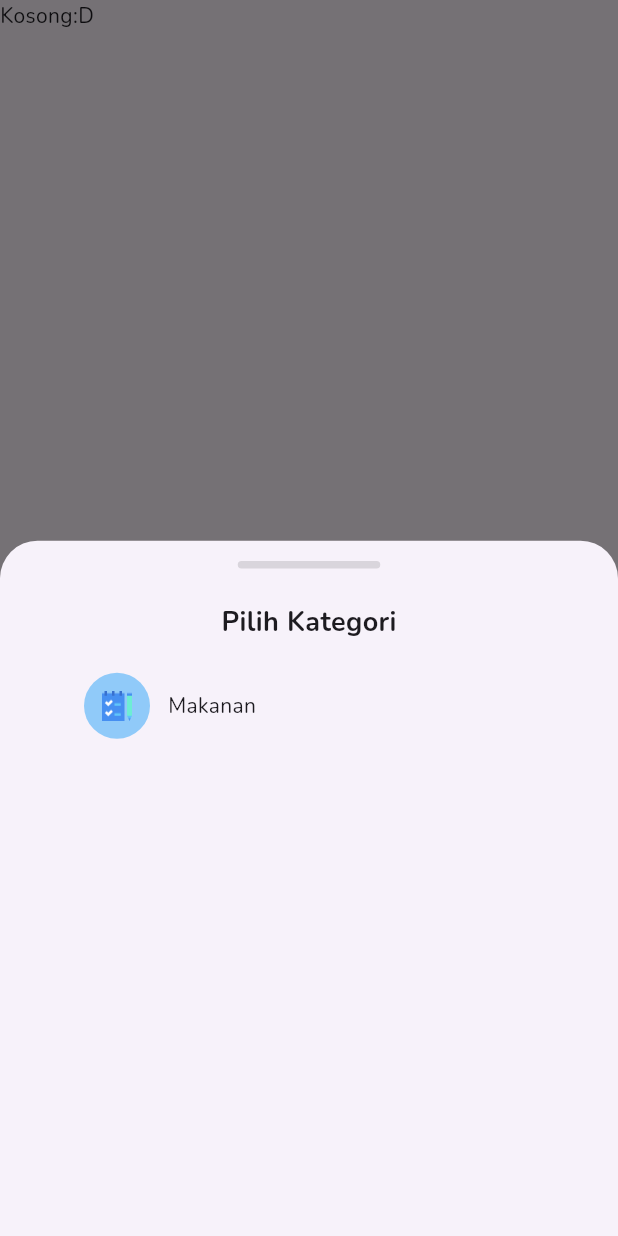
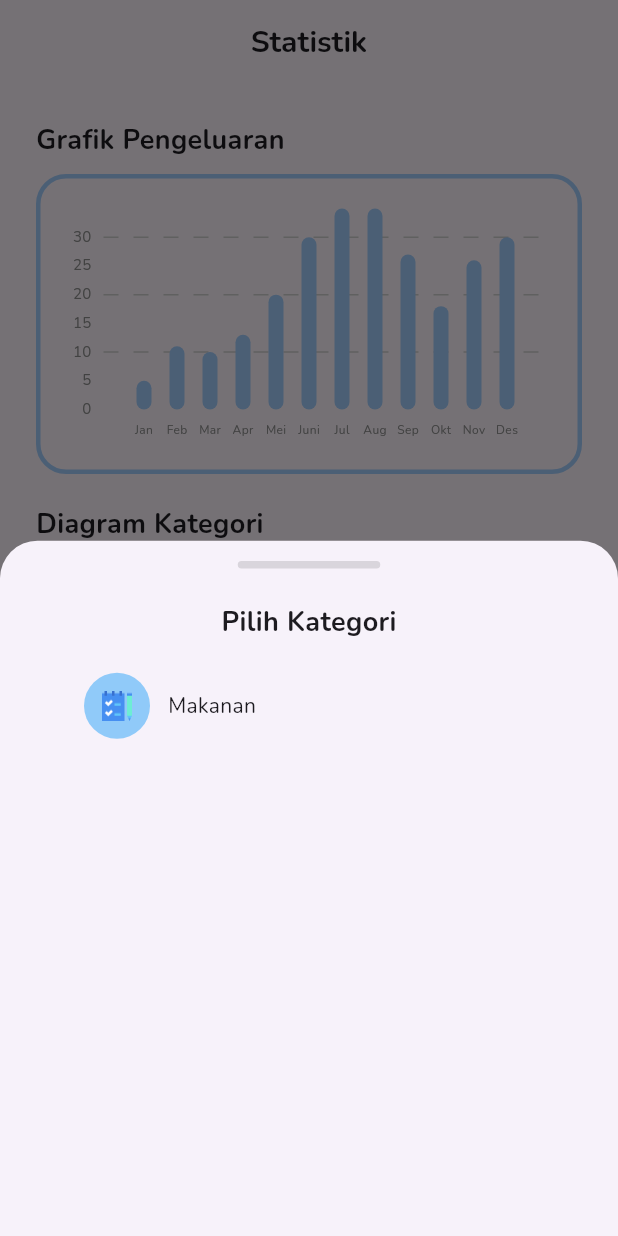
Before and after one commit to Reza1290/budgetin-app, a Flutter app: the screen it shows after launch, item 3 of the bottom bar chosen, after a tap on the "add" icon, on a phone screen of 412 x 824 dp. Run offline on Flutter 3.47's test engine with Material 3 defaults, Android fonts, the phone set to English and light mode, and no system bars; drawn by our look-alikes of fl_chart; our stand-ins replace charts_flutter, drift, flutter_slidable; missing offline and left inert: dart:ffi; accounts and stored records are empty; generated files the repository leaves out were written again; network calls fail.

Commit message:
edit riwayat transaksi, membuat halaman statistik

```diff
--- a/lib/main_ori.dart
+++ b/lib/main_ori.dart
@@ -7,6 +7,7 @@ class MyApp extends StatelessWidget {
 
   @override
   Widget build(BuildContext context) {
+
     return MaterialApp(
       title: 'Budgetin',
       // Set Raleway as the default app font.
--- a/lib/models/dummy.dart
+++ b/lib/models/dummy.dart
@@ -1,3 +1,6 @@
+import 'package:charts_flutter/flutter.dart' as charts;
+import 'package:flutter/material.dart';
+
 class Riwayat{
   String title;
   String tanggal;
@@ -18,3 +21,76 @@ var riwayatList =[
   Riwayat(title: "Belanja", tanggal: "1 Juni 2023", money: "30.000"),
   Riwayat(title: "Baju", tanggal: "1 Juni 2023", money: "20.000")
   ];
+
+
+  class PlayerSeries {
+  final String month;
+  final int pengeluaran;
+  final charts.Color barColor;
+
+  PlayerSeries(
+      {required this.month, required this.pengeluaran, required this.barColor});
+}
+
+final List<PlayerSeries> data = [
+    PlayerSeries(
+      month: "Jan",
+      pengeluaran: 13,
+      barColor: charts.ColorUtil.fromDartColor(Color(0xFFA4CEFF)),
+    ),
+    PlayerSeries(
+      month: "Feb",
+      pengeluaran: 6,
+      barColor: charts.ColorUtil.fromDartColor(Color(0xFFA4CEFF)),
+    ),
+    PlayerSeries(
+      month: "Mar",
+      pengeluaran: 15,
+      barColor: charts.ColorUtil.fromDartColor(Color(0xFFA4CEFF)),
+    ),
+    PlayerSeries(
+      month: "Apr",
+      pengeluaran: 12,
+      barColor: charts.ColorUtil.fromDartColor(Color(0xFFA4CEFF)),
+    ),
+    PlayerSeries(
+      month: "Mei",
+      pengeluaran: 13,
+      barColor: charts.ColorUtil.fromDartColor(Color(0xFFA4CEFF)),
+    ),
+    PlayerSeries(
+      month: "Jun",
+      pengeluaran: 5,
+      barColor: charts.ColorUtil.fromDartColor(Color(0xFFA4CEFF)),
+    ),
+    PlayerSeries(
+      month: "Jul",
+      pengeluaran: 9,
+      barColor: charts.ColorUtil.fromDartColor(Color(0xFFA4CEFF)),
+    ),
+    PlayerSeries(
+      month: "Aug",
+      pengeluaran: 19,
+      barColor: charts.ColorUtil.fromDartColor(Color(0xFFA4CEFF)),
+    ),
+    PlayerSeries(
+      month: "Sep",
+      pengeluaran: 8,
+      barColor: charts.ColorUtil.fromDartColor(Color(0xFFA4CEFF)),
+    ),
+    PlayerSeries(
+      month: "Okt",
+      pengeluaran: 11,
+      barColor: charts.ColorUtil.fromDartColor(Color(0xFFA4CEFF)),
+    ),
+    PlayerSeries(
+      month: "Nov",
+      pengeluaran: 13,
+      barColor: charts.ColorUtil.fromDartColor(Color(0xFFA4CEFF)),
+    ),
+    PlayerSeries(
+      month: "Des",
+      pengeluaran: 8,
+      barColor: charts.ColorUtil.fromDartColor(Color(0xFFA4CEFF)),
+    ),
+  ];
--- a/lib/screens/mainscreen.dart
+++ b/lib/screens/mainscreen.dart
@@ -2,6 +2,7 @@ import 'package:budgetin/models/nav.dart';
 import 'package:budgetin/screens/add_transaksi.dart';
 import 'package:budgetin/screens/homepage.dart';
 import 'package:budgetin/screens/riwayat_transaksi_page.dart';
+import 'package:budgetin/screens/statistik_page.dart';
 import 'package:budgetin/widgets/navbar.dart';
 import 'package:flutter/cupertino.dart';
 import 'package:flutter/material.dart';
@@ -30,7 +31,7 @@ class _MainScreenState extends State<MainScreen> {
     items = [
       Nav(page: const HomePage(), navKey: homeNavKey),
       Nav(page: const RiwayatTransaksiPage(), navKey: historyNavKey),
-      Nav(page: const TabPage(tab: 3), navKey: reportNavKey),
+      Nav(page: const StatisticPage(), navKey: reportNavKey),
       Nav(page: const TabPage(tab: 4), navKey: faqNavKey),
     ];
   }
--- /dev/null
+++ b/lib/screens/statistik_page.dart
@@ -0,0 +1,321 @@
+import 'package:budgetin/them.dart';
+import 'package:flutter/material.dart';
+import 'package:fl_chart/fl_chart.dart';
+
+class StatisticPage extends StatefulWidget {
+  const StatisticPage({Key? key});
+
+  final List<Color> availableColors = const <Color>[
+    Colors.purple,
+    Colors.yellow,
+    Colors.blue,
+    Colors.red,
+    Colors.orange,
+    Colors.pink,
+  ];
+
+  @override
+  State<StatisticPage> createState() => _StatisticPageState();
+}
+
+class _StatisticPageState extends State<StatisticPage> {
+  final Duration animDuration = const Duration(milliseconds: 250);
+  int touchedIndex = -1;
+
+  @override
+  Widget build(BuildContext context) {
+    return Scaffold(
+      appBar: AppBar(
+        title: Text(
+          'Statistik',
+          style: TextStyle(fontWeight: FontWeight.bold, fontSize: 20),
+        ),
+        centerTitle: true,
+      ),
+      body: Padding(
+        padding: EdgeInsets.all(24),
+        child: Column(
+          crossAxisAlignment: CrossAxisAlignment.start,
+          children: [
+            Text(
+              "Grafik Pengeluaran",
+              style: TextStyle(fontSize: 18, fontWeight: FontWeight.bold),
+            ),
+            SizedBox(
+              height: 10,
+            ),
+            Container(
+              height: 200,
+              decoration: BoxDecoration(
+                borderRadius: BorderRadius.circular(20),
+                border: Border.all(color: Color(0xFFA4CEFF), width: 3),
+              ),
+              child: Padding(
+                padding: const EdgeInsets.only(top: 20, right: 20),
+                child: AspectRatio(
+                  aspectRatio: 2,
+                  child: Stack(
+                    children: [
+                      Column(
+                        children: [
+                          Expanded(
+                            child: BarChart(
+                              mainBarData(),
+                              swapAnimationDuration: animDuration,
+                            ),
+                          ),
+                          const SizedBox(
+                            height: 12,
+                          ),
+                        ],
+                      ),
+                    ],
+                  ),
+                ),
+              ),
+            ),
+            SizedBox(
+              height: 20,
+            ),
+            Text("Diagram Kategori",style: TextStyle(fontSize: 18, fontWeight: FontWeight.bold)),
+            SizedBox(
+              height: 10,
+            ),
+            Container(
+                height: 200,
+                decoration: BoxDecoration(
+                  borderRadius: BorderRadius.circular(20),
+                  border: Border.all(color: Color(0xFFA4CEFF), width: 3),
+                ))
+          ],
+        ),
+      ),
+    );
+  }
+
+  BarChartGroupData makeGroupData(
+    int x,
+    double y, {
+    bool isTouched = false,
+    Color? barColor,
+    double width = 10,
+    List<int> showTooltips = const [],
+  }) {
+    return BarChartGroupData(
+      x: x,
+      barRods: [
+        BarChartRodData(
+          toY: y,
+          color: isTouched ? Colors.amber : Color(0xFFA4CEFF),
+          width: width,
+        ),
+      ],
+      showingTooltipIndicators: showTooltips,
+    );
+  }
+
+  List<BarChartGroupData> showingGroups() => List.generate(12, (i) {
+        switch (i) {
+          case 0:
+            return makeGroupData(0, 5, isTouched: i == touchedIndex);
+          case 1:
+            return makeGroupData(1, 11, isTouched: i == touchedIndex);
+          case 2:
+            return makeGroupData(2, 10, isTouched: i == touchedIndex);
+          case 3:
+            return makeGroupData(3, 13, isTouched: i == touchedIndex);
+          case 4:
+            return makeGroupData(4, 20, isTouched: i == touchedIndex);
+          case 5:
+            return makeGroupData(5, 30, isTouched: i == touchedIndex);
+          case 6:
+            return makeGroupData(6, 35, isTouched: i == touchedIndex);
+          case 7:
+            return makeGroupData(7, 35, isTouched: i == touchedIndex);
+          case 8:
+            return makeGroupData(8, 27, isTouched: i == touchedIndex);
+          case 9:
+            return makeGroupData(9, 18, isTouched: i == touchedIndex);
+          case 10:
+            return makeGroupData(10, 26, isTouched: i == touchedIndex);
+          case 11:
+            return makeGroupData(11, 30, isTouched: i == touchedIndex);
+          default:
+            throw Error();
+        }
+      });
+
+  BarChartData mainBarData() {
+    return BarChartData(
+      alignment: BarChartAlignment.center,
+      groupsSpace: 12,
+      barTouchData: BarTouchData(
+        touchTooltipData: BarTouchTooltipData(
+          getTooltipColor: (_) => Colors.blueGrey,
+          tooltipHorizontalAlignment: FLHorizontalAlignment.right,
+          tooltipMargin: -10,
+          getTooltipItem: (group, groupIndex, rod, rodIndex) {
+            String weekDay;
+            switch (group.x) {
+              case 0:
+                weekDay = 'January';
+                break;
+              case 1:
+                weekDay = 'February';
+                break;
+              case 2:
+                weekDay = 'March';
+                break;
+              case 3:
+                weekDay = 'April';
+                break;
+              case 4:
+                weekDay = 'May';
+                break;
+              case 5:
+                weekDay = 'June';
+                break;
+              case 6:
+                weekDay = 'July';
+                break;
+              case 7:
+                weekDay = 'August';
+                break;
+              case 8:
+                weekDay = 'September';
+                break;
+              case 9:
+                weekDay = 'October';
+                break;
+              case 10:
+                weekDay = 'November';
+                break;
+              case 11:
+                weekDay = 'December';
+                break;
+
+              default:
+                throw Error();
+            }
+            return BarTooltipItem(
+              '$weekDay\n',
+              const TextStyle(
+                color: Colors.white,
+                fontWeight: FontWeight.bold,
+                fontSize: 15,
+              ),
+              children: <TextSpan>[
+                TextSpan(
+                  text: (rod.toY).toString(),
+                  style: const TextStyle(
+                    color: Colors.white, //widget.touchedBarColor,
+                    fontSize: 10,
+                    fontWeight: FontWeight.w400,
+                  ),
+                ),
+              ],
+            );
+          },
+        ),
+      ),
+      titlesData: FlTitlesData(
+        show: true,
+        bottomTitles: AxisTitles(
+          sideTitles: SideTitles(
+            showTitles: true,
+            reservedSize: 28,
+            getTitlesWidget: getTitles,
+          ),
+        ),
+        rightTitles: const AxisTitles(
+          sideTitles: SideTitles(
+            showTitles: false,
+          ),
+        ),
+        leftTitles: AxisTitles(
+          sideTitles: SideTitles(
+            showTitles: true,
+            getTitlesWidget: leftTitles,
+            interval: 5,
+            reservedSize: 42,
+          ),
+        ),
+        topTitles: const AxisTitles(
+          sideTitles: SideTitles(showTitles: false),
+        ),
+      ),
+      gridData: FlGridData(
+        show: true,
+        checkToShowHorizontalLine: (value) => value % 5 == 0,
+        getDrawingHorizontalLine: (value) => FlLine(
+          color: Color(0xFFD1D1D1),
+          strokeWidth: 1,
+          dashArray: [10],
+        ),
+        drawVerticalLine: false,
+      ),
+      borderData: FlBorderData(
+          border: Border(
+        top: BorderSide.none,
+        right: BorderSide.none,
+        left: BorderSide.none,
+        bottom: BorderSide.none,
+      )),
+      barGroups: showingGroups(),
+    );
+  }
+
+  Widget getTitles(double value, TitleMeta meta) {
+    const style = TextStyle(fontSize: 8, color: hitamPutih60);
+    String text;
+    switch (value.toInt()) {
+      case 0:
+        text = 'Jan';
+      case 1:
+        text = 'Feb';
+      case 2:
+        text = 'Mar';
+      case 3:
+        text = 'Apr';
+      case 4:
+        text = 'Mei';
+      case 5:
+        text = 'Juni';
+      case 6:
+        text = 'Jul';
+      case 7:
+        text = 'Aug';
+      case 8:
+        text = 'Sep';
+      case 9:
+        text = 'Okt';
+      case 10:
+        text = 'Nov';
+      case 11:
+        text = 'Des';
+      default:
+        return const Text('');
+    }
+    return SideTitleWidget(
+      axisSide: meta.axisSide,
+      child: Text(
+        text,
+        style: style,
+      ),
+    );
+  }
+
+  Widget leftTitles(double value, TitleMeta meta) {
+    if (value == meta.max) {
+      return Container();
+    }
+    const style = TextStyle(fontSize: 10, color: hitamPutih60);
+    return SideTitleWidget(
+      axisSide: meta.axisSide,
+      child: Text(
+        meta.formattedValue,
+        style: style,
+      ),
+    );
+  }
+}
--- a/lib/widgets/card_sisa_saldo.dart
+++ b/lib/widgets/card_sisa_saldo.dart
@@ -7,7 +7,8 @@ class CardSisaSaldo extends StatelessWidget {
   @override
   Widget build(BuildContext context) {
     return Container(
-      width: 293.0,
+      margin: EdgeInsets.symmetric(horizontal: 24),
+      width: MediaQuery.of(context).size.width*0.790,
       decoration: BoxDecoration(
         borderRadius: BorderRadius.circular(10),
         gradient: const LinearGradient(
@@ -54,14 +55,14 @@ class CardSisaSaldo extends StatelessWidget {
                   "Sisa Saldo",
                    15,
                    FontWeight.w600,
-                  putih30)
+                  hitamPutih30)
             ],
           ),
           _buildText(
               "Rp 5.000.000",
                24,
               FontWeight.w800,
-              putih30),
+              hitamPutih30),
           const SizedBox(
             height: 20,
           ),
--- a/lib/widgets/edit_transaksi.dart
+++ b/lib/widgets/edit_transaksi.dart
@@ -1,4 +1,5 @@
 import 'package:budgetin/widgets/calendar.dart';
+import 'package:budgetin/widgets/succes_alert.dart';
 import 'package:flutter/material.dart';
 
 class EditTransaksi extends StatefulWidget {
@@ -197,11 +198,14 @@ class _EditTransaksiState extends State<EditTransaksi> {
                 height: 45,
                 child: ElevatedButton(
                   onPressed: () {
+                    Navigator.pop(context);
                     setState(() {
                       isButtonPressed = true;
                     });
-                    _simpanTransaksi(context);
+                    return showSuccessAlert(context, "Transaksi berhasil disimpan!");
+                    // _simpanTransaksi(context);
                   },
+
                   style: ButtonStyle(
                     backgroundColor:
                         MaterialStateProperty.all<Color>(Colors.blue),
--- a/lib/widgets/filter.dart
+++ b/lib/widgets/filter.dart
@@ -33,7 +33,7 @@ class Filter extends StatelessWidget {
           child: Container(
             padding: const EdgeInsets.symmetric(horizontal: 20),
             decoration: BoxDecoration(
-              color: selectedService == index ? biruPrimary : null,
+              color: selectedService == index ? biru40 : null,
               border: selectedService == index
                   ? null
                   : Border.all(
@@ -46,7 +46,7 @@ class Filter extends StatelessWidget {
                 Service.all()[index],
                 12,
                 FontWeight.w600,
-                selectedService == index ? putih30 : const Color.fromRGBO(209, 209, 209, 1),
+                selectedService == index ? hitamPutih30 : const Color.fromRGBO(209, 209, 209, 1),
               ),
             ),
           ),
--- a/lib/widgets/riwayat.dart
+++ b/lib/widgets/riwayat.dart
@@ -1,3 +1,4 @@
+import 'package:budgetin/them.dart';
 import 'package:flutter/material.dart';
 
 class RiwayatTransaksi extends StatelessWidget {
@@ -20,16 +21,16 @@ class RiwayatTransaksi extends StatelessWidget {
                   height: 55.0,
                   width: 55.0,
                   decoration: BoxDecoration(
-                    color: const Color(0xFFF2F2F2),
+                    color: biru20,
                     borderRadius: const BorderRadius.all(Radius.circular(9)),
                     boxShadow: [
                       BoxShadow(
-                        color: Colors.grey.shade300,
+                        color: biru10,
                         spreadRadius: 1,
                         offset: const Offset(0, 1), // Bayangan ke bawah
                       ),
                       BoxShadow(
-                        color: Colors.grey.withOpacity(0.2),
+                        color: biru10,
                         offset: const Offset(0, -1), // Bayangan ke atas
                       ),
                     ],
@@ -60,12 +61,12 @@ class RiwayatTransaksi extends StatelessWidget {
                   borderRadius: BorderRadius.circular(10),
                   boxShadow: [
                     BoxShadow(
-                      color: Colors.grey.shade300,
+                      color: biru10,
                       spreadRadius: 1,
                       offset: const Offset(0, 1),
                     ),
                     BoxShadow(
-                      color: Colors.grey.withOpacity(0.2),
+                      color: biru10,
                       offset: const Offset(0, -1),
                     ),
                   ],
--- a/lib/widgets/search_bar.dart
+++ b/lib/widgets/search_bar.dart
@@ -20,16 +20,15 @@ Future<void> _selectDate(BuildContext context) async {
       initialDatePickerMode: DatePickerMode.day,
       errorFormatText: 'Enter valid date',
       errorInvalidText: 'Enter date in valid range',
-
       builder: (BuildContext context, Widget? child) {
         return Theme(
           data: ThemeData.light().copyWith(
             colorScheme: ColorScheme.light(
               primary: Colors.blue, // Ganti warna utama sesuai keinginan
             ),
-          dialogBackgroundColor: Colors.white, // Ganti warna latar belakang dialog sesuai keinginan
+            dialogBackgroundColor: Colors
+                .white, // Ganti warna latar belakang dialog sesuai keinginan
             // atur kelengkungan dialog sesuai keinginan
-
           ),
           child: child!,
         );
@@ -43,13 +42,12 @@ Future<void> _selectDate(BuildContext context) async {
     }
   }
 
-
   @override
   Widget build(BuildContext context) {
     return Row(
       children: <Widget>[
         Expanded(
-            flex: 5,
+            flex: 6,
             child: Flexible(
               child: SizedBox(
                 height: 40, // Tinggi TextField
@@ -60,11 +58,12 @@ Future<void> _selectDate(BuildContext context) async {
                   cursorColor: Colors.grey,
                   decoration: InputDecoration(
                     enabledBorder: OutlineInputBorder(
-                      borderSide: const BorderSide(color: putih40),
+                      borderSide: const BorderSide(color: hitamPutih40),
                       borderRadius: BorderRadius.circular(10),
                     ),
                     focusedBorder: OutlineInputBorder(
-                      // borderSide: const BorderSide(color: biruPrimary, width: 2.0),
+                      borderSide:
+                          const BorderSide(color: Colors.blue, width: 2.0),
                       borderRadius: BorderRadius.circular(10),
                     ),
                     border: OutlineInputBorder(
@@ -72,19 +71,18 @@ Future<void> _selectDate(BuildContext context) async {
                     ),
                     hintText: 'Search',
                     hintStyle: const TextStyle(
-                        color: putih40,
+                        color: hitamPutih40,
                         fontSize: 12,
                         fontWeight: FontWeight.w600),
                     prefixIcon: const SizedBox(
                       width: 12,
-                      child: Icon(Icons.search, color: hitam80),
+                      child: Icon(Icons.search, color: hitamPutih80),
                     ),
                     contentPadding: EdgeInsets.zero, // Hilangkan padding
                   ),
                 ),
               ),
             )),
-
         Expanded(
           flex: 0,
           child: IconButton(
--- a/pubspec.yaml
+++ b/pubspec.yaml
@@ -14,6 +14,8 @@ dependencies:
   path_provider: ^2.0.0
   path: ^1.9.0
   flutter_slidable: ^3.1.0
+  charts_flutter: ^0.12.0
+  fl_chart: ^0.67.0
 
 dev_dependencies:
   flutter_test:
@@ -30,6 +32,7 @@ flutter:
     - assets/icons/
     - assets/videos/
     - assets/fonts/
+    - assets/images/
 
   fonts:
     - family: Nunito
```
Also changed, not shown: lib/screens/riwayat_transaksi_page.dart (+11 -13 lines), lib/them.dart (+59 -13 lines), lib/widgets/riwayat_transaksi.dart (+6 -5 lines), lib/widgets/succes_alert.dart (line endings or trailing spaces), pubspec.lock. Lines whose indentation alone changed are shown as unchanged.
